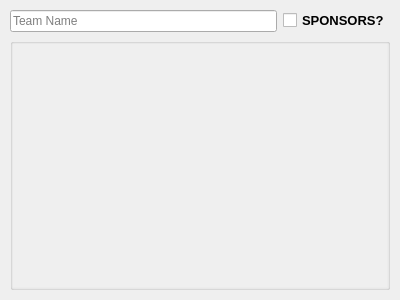
Before: the Qt Designer form src/layout/BattleTeam.ui in Voidscape-Development/HyperDrive, drawn with Qt 5.
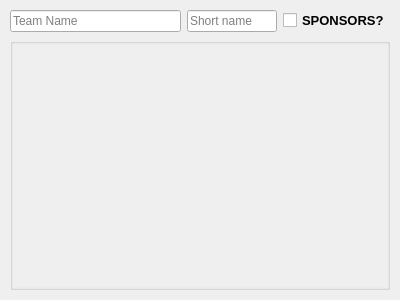
After: the same form once the commit is applied.

Commit message: Crew/Team Battle: let only some of a team's players play (on deck) (#45)

What changed in the file:
```diff
--- a/src/layout/BattleTeam.ui
+++ b/src/layout/BattleTeam.ui
@@ -63,6 +63,22 @@
        </item>
       </layout>
      </item>
+     <item>
+      <widget class="QLineEdit" name="teamShortName">
+       <property name="maximumSize">
+        <size>
+         <width>90</width>
+         <height>16777215</height>
+        </size>
+       </property>
+       <property name="toolTip">
+        <string>A short name for the layouts with little room, like USCU. Empty, they make one from the team name</string>
+       </property>
+       <property name="placeholderText">
+        <string>Short name</string>
+       </property>
+      </widget>
+     </item>
      <item>
       <widget class="QCheckBox" name="separateSponsors">
        <property name="sizePolicy">
```
The commit also changes 36 other files.
